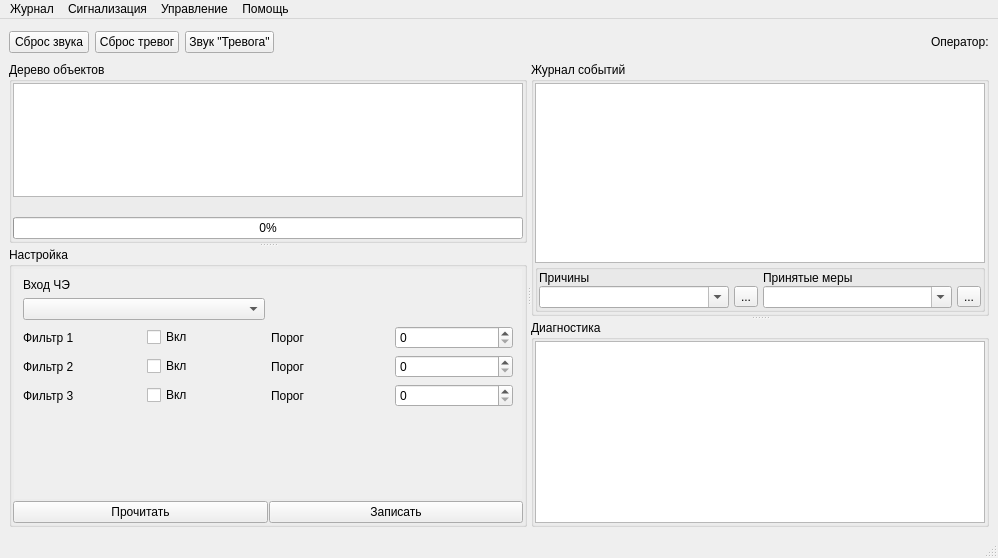
Qt form m_server/MainWindowServer.ui (xXRadioHeadXx/start7) before a commit.
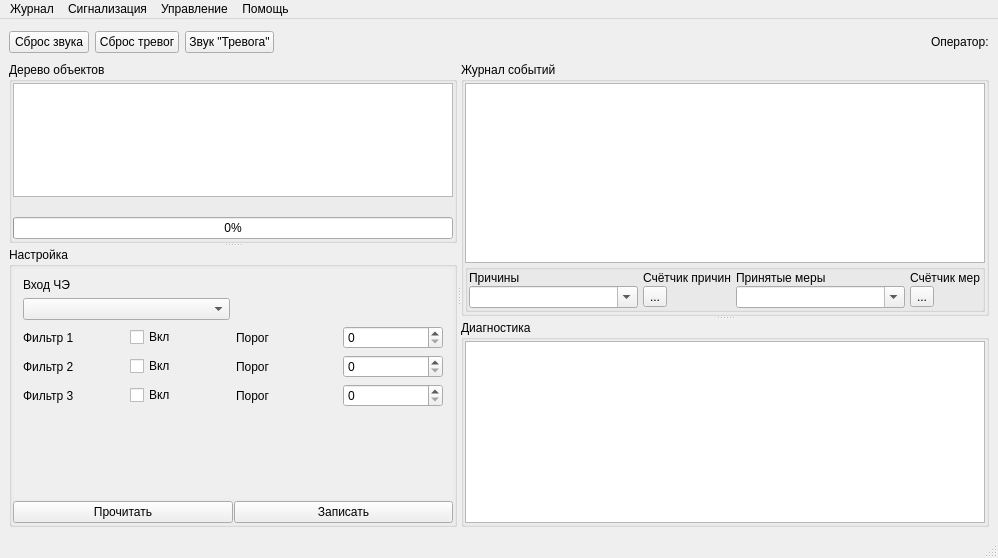
The same form after that commit. Icons and pictures are not drawn.

Commit message: снятие закраски для заполненных ячеек

What changed in the file:
```diff
--- a/m_server/MainWindowServer.ui
+++ b/m_server/MainWindowServer.ui
@@ -1144,8 +1144,8 @@
                  <rect>
                   <x>0</x>
                   <y>0</y>
-                  <width>495</width>
-                  <height>226</height>
+                  <width>531</width>
+                  <height>235</height>
                  </rect>
                 </property>
                 <layout class="QGridLayout" name="gridLayout_14">
@@ -1439,6 +1439,20 @@
               </property>
              </widget>
             </item>
+            <item row="0" column="1">
+             <widget class="QLabel" name="label">
+              <property name="text">
+               <string>Счётчик причин</string>
+              </property>
+             </widget>
+            </item>
+            <item row="0" column="3">
+             <widget class="QLabel" name="label_2">
+              <property name="text">
+               <string>Счётчик мер</string>
+              </property>
+             </widget>
+            </item>
            </layout>
           </widget>
          </item>
```
Left out of the diff: 12 changed lines with no effect on the pictures. The commit also changes 2 other files.
